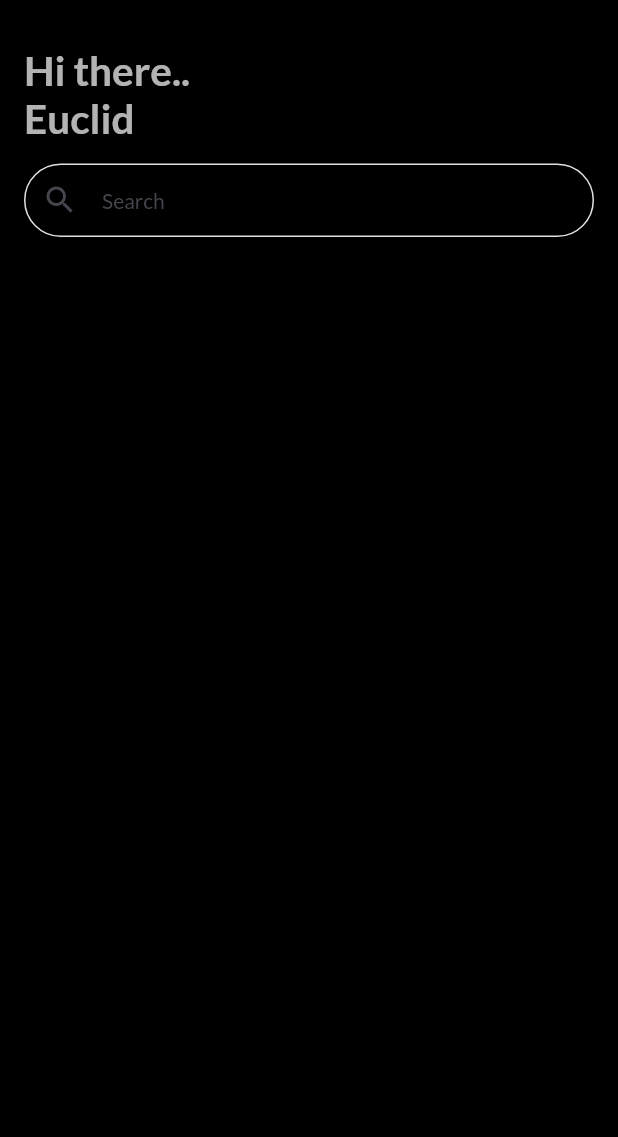
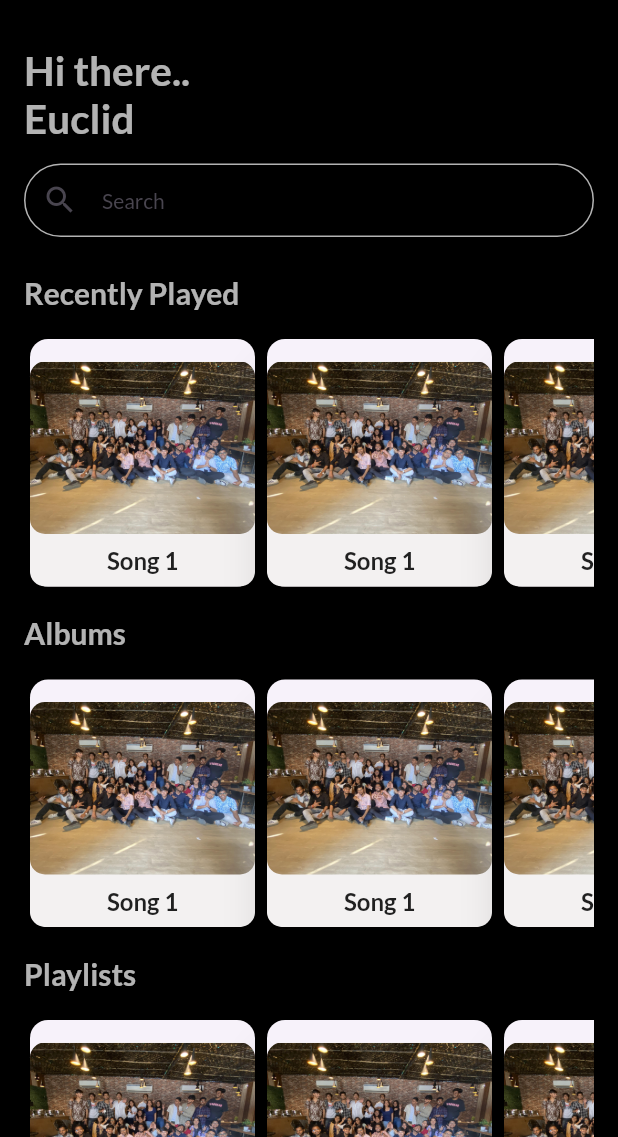
Before and after one commit to Blockchain-Research-Lab-Trainees/Music-App, a Flutter app: the screen it shows after launch, on a phone screen of 412 x 824 dp, the part 99-1236 px from its top. Run offline on Flutter 3.47's test engine with Material 2 defaults, Android fonts, the phone set to English and light mode, and no system bars; our stand-ins replace google_fonts.

Commit message:
finally kuch to hua

```diff
--- /dev/null
+++ b/lib/screens/custom_widget/recently_played.dart
@@ -0,0 +1,112 @@
+
+// import 'package:flutter/material.dart';
+
+// class RecentPlayed extends StatelessWidget {
+//   const RecentPlayed({
+//     super.key,
+//   });
+
+//   @override
+//   Widget build(BuildContext context) {
+//     return Expanded(
+
+//       child: Container(
+//         height: 150,
+//         margin: const EdgeInsets.only(
+//           top: 15,
+//           right: 10,
+//         ),
+//         decoration: BoxDecoration(
+//           borderRadius: BorderRadius.circular(10),
+//           color: Colors.white,
+//         ),
+//         child: Column(
+//           children: [
+//             Expanded(
+//               child: Container(
+//                 decoration: BoxDecoration(
+//                   borderRadius: BorderRadius.circular(10),
+//                   image: const DecorationImage(
+//                     image: AssetImage(
+//                         'assets/images/check.JPG'),
+//                     fit: BoxFit.cover,
+//                   ),
+//                 ),
+//               ),
+//             ),
+//             const Padding(
+//               padding: EdgeInsets.all(8.0),
+//               child: Text(
+//                 'Album 1',
+//                 style: TextStyle(
+//                   fontSize: 16,
+//                   fontWeight: FontWeight.bold,
+//                 ),
+//               ),
+//             ),
+//           ],
+//         ),
+//       ),
+//     );
+//   }
+// }
+
+
+
+
+import 'dart:ui';
+
+import 'package:flutter/material.dart';
+
+class RecentPlayed extends StatelessWidget {
+  const RecentPlayed({
+    super.key,
+  });
+
+  @override
+  Widget build(BuildContext context) {
+    return Card(
+      elevation: 12,
+      child: Container(
+        height: 150,
+        margin: const EdgeInsets.only(
+          top: 15,
+          //right: 10,
+        ),
+        decoration: BoxDecoration(
+          borderRadius: BorderRadius.circular(10),
+           color: const Color.fromARGB(255, 243, 241, 241).withOpacity(1),
+        ),
+        child: Column(
+          children: [
+            Expanded(
+
+              child: Container(
+                width: 150,
+                decoration: BoxDecoration(
+                  borderRadius: BorderRadius.circular(10),
+                  image: const DecorationImage(
+                    image: AssetImage(
+                        'assets/images/check.JPG'),
+                    fit: BoxFit.cover,
+                  ),
+                ),
+              ),
+            ),
+            const Padding(
+              padding: EdgeInsets.all(8.0),
+              child: Text(
+                'Song 1',
+                style: TextStyle(
+                  fontSize: 16,
+                  fontWeight: FontWeight.bold,
+                ),
+              ),
+            ),
+          ],
+        ),
+      ),
+
+    );
+  }
+}
--- a/lib/screens/welcome.dart
+++ b/lib/screens/welcome.dart
@@ -1,30 +1,10 @@
-// import 'package:flutter/material.dart';
-
-// class WelcomeScreen extends StatefulWidget {
-//   const WelcomeScreen({super.key});
-
-//   @override
-//   State<WelcomeScreen> createState() => _WelcomeScreenState();
-// }
-
-// class _WelcomeScreenState extends State<WelcomeScreen> {
-//   @override
-//   Widget build(BuildContext context) {
-//     return Scaffold(
-//       backgroundColor: Colors.black,
-//       body: Container(
-
-//       )
-//     );
-//   }
-// }
-
 // to fetch :-
 // albums
 // artists
 // playlists
 
 import 'package:flutter/material.dart';
+import 'package:music_app/screens/custom_widget/recently_played.dart';
 
 class WelcomeScreen extends StatelessWidget {
   const WelcomeScreen({super.key});
@@ -33,17 +13,19 @@ class WelcomeScreen extends StatelessWidget {
   Widget build(BuildContext context) {
     const border = OutlineInputBorder(
         borderSide: BorderSide(
-          color: Color.fromRGBO(225, 225, 225, 1),
+          color: Colors.white70,
         ),
         borderRadius: BorderRadius.horizontal(
           left: Radius.circular(50),
           right: Radius.circular(50),
         ));
 
-    return const Scaffold(
+    return  const Scaffold(
       //backgroundColor: Colors.black,
       body: SafeArea(
         child: SingleChildScrollView(
+          scrollDirection: Axis.vertical,
+
           child: Padding(
             padding: EdgeInsets.all(16.0),
             child: Column(
@@ -75,7 +57,7 @@ class WelcomeScreen extends StatelessWidget {
                 Padding(
                   padding: EdgeInsets.only(
                     top: 15,
-                    bottom: 15,
+                    bottom: 25,
                   ),
                   child: Expanded(
                     child: TextField(
@@ -89,11 +71,98 @@ class WelcomeScreen extends StatelessWidget {
                     ),
                   ),
                 ),
+                Text(
+                  'Recently Played',
+                  style: TextStyle(
+                    fontSize: 20,
+                    fontWeight: FontWeight.bold,
+                    color: Colors.white70,
+                  ),
+                ),
+                SizedBox(
+                  height: 15,
+                ),
+
+                SingleChildScrollView(
+                  scrollDirection: Axis.horizontal,
+                  child: Row(
+                    children: [
+                        RecentPlayed(),
+                        RecentPlayed(),
+                        RecentPlayed(),
+                        RecentPlayed(),
+                        RecentPlayed(),
+
               ],
+                ),
+
             ),
+            SizedBox(
+              height: 15,
+            ),
+            Text(
+              'Albums',
+              style: TextStyle(
+                    fontSize: 20,
+                    fontWeight: FontWeight.bold,
+                    color: Colors.white70,
+                  ),
+            ),
+            SizedBox(
+              height: 15,
+            ),
+
+            SingleChildScrollView(
+                  scrollDirection: Axis.horizontal,
+                  child: Row(
+                    children: [
+                        RecentPlayed(),
+                        RecentPlayed(),
+                        RecentPlayed(),
+                        RecentPlayed(),
+                        RecentPlayed(),
+
+              ],
+                ),
+
+            ),
+
+              SizedBox(
+              height: 15,
+            ),
+            Text(
+              'Playlists',
+              style: TextStyle(
+                    fontSize: 20,
+                    fontWeight: FontWeight.bold,
+                    color: Colors.white70,
+                  ),
+            ),
+            SizedBox(
+              height: 15,
+            ),
+
+            SingleChildScrollView(
+                  scrollDirection: Axis.horizontal,
+                  child: Row(
+                    children: [
+                        RecentPlayed(),
+                        RecentPlayed(),
+                        RecentPlayed(),
+                        RecentPlayed(),
+                        RecentPlayed(),
+
+              ],
+                ),
+
+            ),
+
+              ],
           ),
         ),
+
       ),
-    );
+      ),
+      );
   }
 }
--- a/pubspec.yaml
+++ b/pubspec.yaml
@@ -60,9 +60,9 @@ flutter:
   uses-material-design: true
 
   # To add assets to your application, add an assets section, like this:
-  # assets:
-  #   - images/a_dot_burr.jpeg
-  #   - images/a_dot_ham.jpeg
+  assets:
+    - assets/images/
+    # - images/a_dot_ham.jpeg
 
   # An image asset can refer to one or more resolution-specific "variants", see
   # https://flutter.dev/assets-and-images/#resolution-aware
```
Also changed, not shown: assets/images/check.JPG (added).
